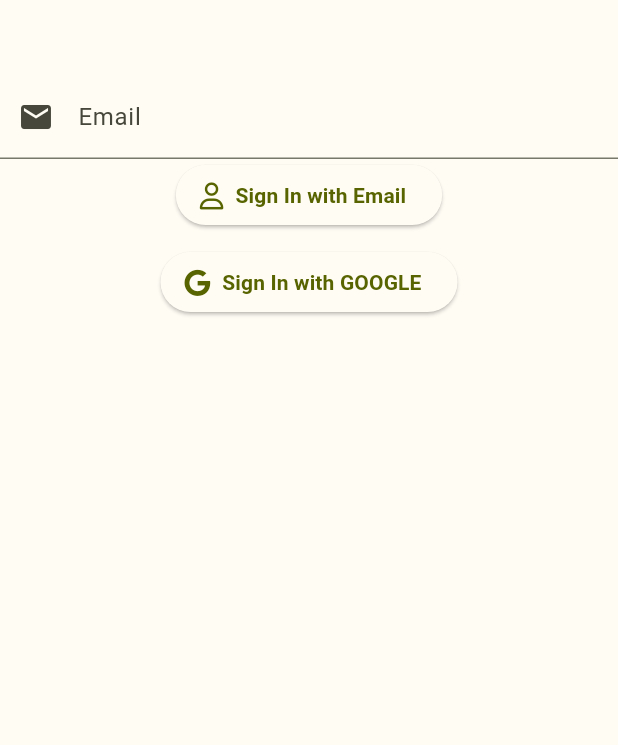
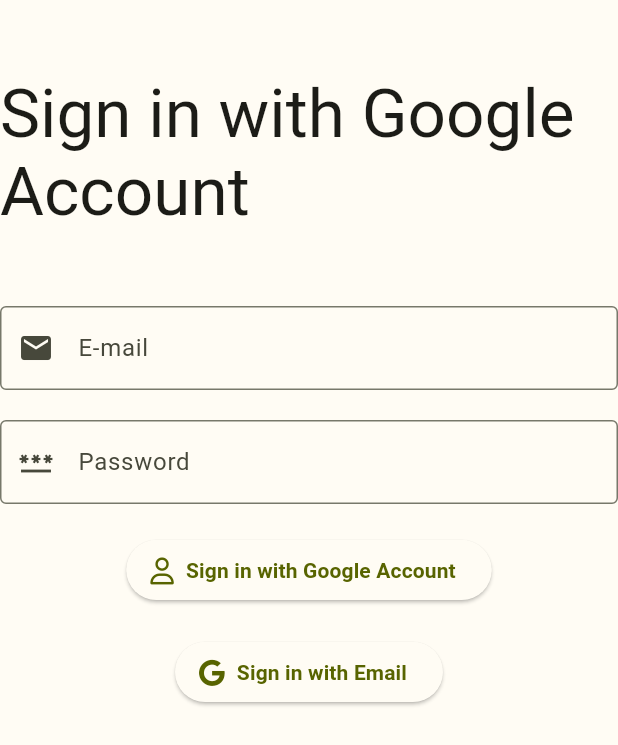
Before and after one commit to Mohamedabdeltawab86/quiz_app_new, a Flutter app: the LoginPage screen opened by its route, on a phone screen of 412 x 824 dp. Shown: the top 745 px of the screen. Run offline on Flutter 3.47's test engine with Material 3 defaults, Android fonts, the phone set to English and light mode, and no system bars; our stand-ins replace bloc, equatable, firebase_core, flutter_bloc, font_awesome_flutter, gap and 4 more; accounts and stored records are empty; generated files the repository leaves out were written again; Roboto replaces fonts that are missing (Cairo).

Commit message:
add some features to login page including localizations

```diff
--- a/lib/l10n/intl_ar.arb
+++ b/lib/l10n/intl_ar.arb
@@ -9,5 +9,7 @@
   "progress": "معدل الإنجاز",
   "googlelogin": "تسجيل الدخول باستخدام حساب جوجل",
   "login": "تسجيل الدخول",
-  "register": "إنشاء الحساب"
+  "register": "إنشاء الحساب",
+  "email": "البريد الإلكتروني",
+  "password": "كلمة المرور"
 }
--- a/lib/l10n/intl_en.arb
+++ b/lib/l10n/intl_en.arb
@@ -9,5 +9,7 @@
   "progress": "Progress",
   "googlelogin": "Sign in with Email",
   "login": "Sign in with Google Account",
-  "register": "Create Account"
+  "register": "Create Account",
+  "email": "E-mail",
+  "password": "Password"
 }
--- a/lib/ui/home.dart
+++ b/lib/ui/home.dart
@@ -54,7 +54,7 @@ class HomePage extends StatelessWidget {
             SizedBox(
               child: FilledButton(
                   onPressed: () => context.push(loginPage),
-                  child: Text(AppLocalizations.of(context)!.progress)),
+                  child: Text(AppLocalizations.of(context)!.login)),
             ),
           ],
         ),
--- a/lib/ui/login_page.dart
+++ b/lib/ui/login_page.dart
@@ -1,10 +1,11 @@
 import 'package:font_awesome_flutter/font_awesome_flutter.dart';
 import 'package:flutter/material.dart';
 import 'package:gap/gap.dart';
+import 'package:flutter_gen/gen_l10n/app_localizations.dart';
 
 class LoginPage extends StatelessWidget {
   const LoginPage({super.key});
-
+  // TODO switch between create account and login page
   @override
   Widget build(BuildContext context) {
     return Scaffold(
@@ -12,25 +13,40 @@ class LoginPage extends StatelessWidget {
         child: Column(
           children: [
             const Gap(50),
-            const SizedBox(
+             Text(AppLocalizations.of(context)!.login, style: Theme.of(context).textTheme.displayMedium),
+            const Gap(50),
+             SizedBox(
               width: 450,
               child: TextField(
                 decoration: InputDecoration(
-                  labelText: 'Email',
-                  prefixIcon: Icon(Icons.email),
-                  ),
+                  border:  const OutlineInputBorder(),
+                  labelText: AppLocalizations.of(context)!.email,
+                  // FIXME no email or password icons in awesome package
+                  prefixIcon: const Icon(Icons.email),
                 ),
               ),
-
+            ),
+            const Gap(20),
+            SizedBox(
+              width: 450,
+              child: TextField(
+                decoration: InputDecoration(
+                  border: const OutlineInputBorder(),
+                  labelText: AppLocalizations.of(context)!.password,
+                  prefixIcon: const Icon(Icons.password),
+                ),
+              ),
+            ),
+            const Gap(20),
             ElevatedButton.icon(
                 onPressed: () {},
                 icon: const FaIcon(FontAwesomeIcons.user),
-                label: const Text('Sign In with Email')),
-            const Gap(10),
+                label:  Text(AppLocalizations.of(context)!.login)),
+            const Gap(20),
             ElevatedButton.icon(
                 onPressed: () {},
-                icon: const FaIcon(FontAwesomeIcons.google),
-                label: const Text('Sign In with GOOGLE')),
+                icon: const FaIcon(FontAwesomeIcons.google,),
+                label: Text(AppLocalizations.of(context)!.googlelogin)),
           ],
         ),
       ),
```
Also changed, not shown: lib/firebase_options.dart.
